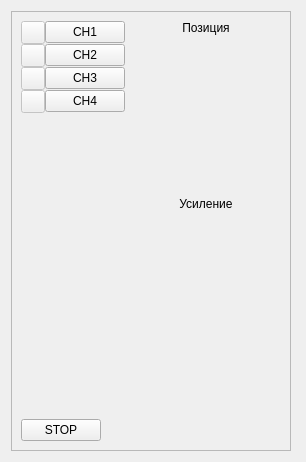
Old version of the form Qt/lib2/OscilloscopeBox/src/oscilloscope_controls/ui/oscilloscope_controls.ui in the repository RinatB2017/mega_GIT.
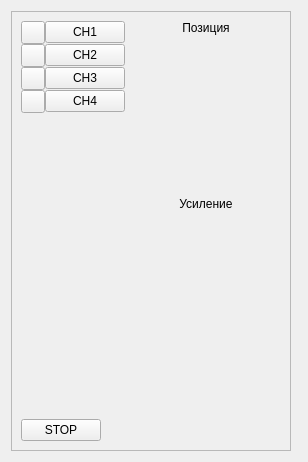
New version of the form. Custom widgets are drawn as their Qt base class.

Diff of the .ui file:
```diff
--- a/Qt/lib2/OscilloscopeBox/src/oscilloscope_controls/ui/oscilloscope_controls.ui
+++ b/Qt/lib2/OscilloscopeBox/src/oscilloscope_controls/ui/oscilloscope_controls.ui
@@ -6,7 +6,7 @@
    <rect>
     <x>0</x>
     <y>0</y>
-    <width>306</width>
+    <width>308</width>
     <height>462</height>
    </rect>
   </property>
@@ -53,11 +53,7 @@
              </widget>
             </item>
             <item row="0" column="0">
-             <widget class="QToolButton" name="tb_CH1">
-              <property name="enabled">
-               <bool>false</bool>
-              </property>
-             </widget>
+             <widget class="QToolButton" name="tb_CH1"/>
             </item>
             <item row="0" column="1">
              <widget class="QPushButton" name="btn_CH1">
@@ -74,25 +70,13 @@
              </widget>
             </item>
             <item row="1" column="0">
-             <widget class="QToolButton" name="tb_CH2">
-              <property name="enabled">
-               <bool>false</bool>
-              </property>
-             </widget>
+             <widget class="QToolButton" name="tb_CH2"/>
             </item>
             <item row="2" column="0">
-             <widget class="QToolButton" name="tb_CH3">
-              <property name="enabled">
-               <bool>false</bool>
-              </property>
-             </widget>
+             <widget class="QToolButton" name="tb_CH3"/>
             </item>
             <item row="3" column="0">
-             <widget class="QToolButton" name="tb_CH4">
-              <property name="enabled">
-               <bool>false</bool>
-              </property>
-             </widget>
+             <widget class="QToolButton" name="tb_CH4"/>
             </item>
            </layout>
           </item>
```
